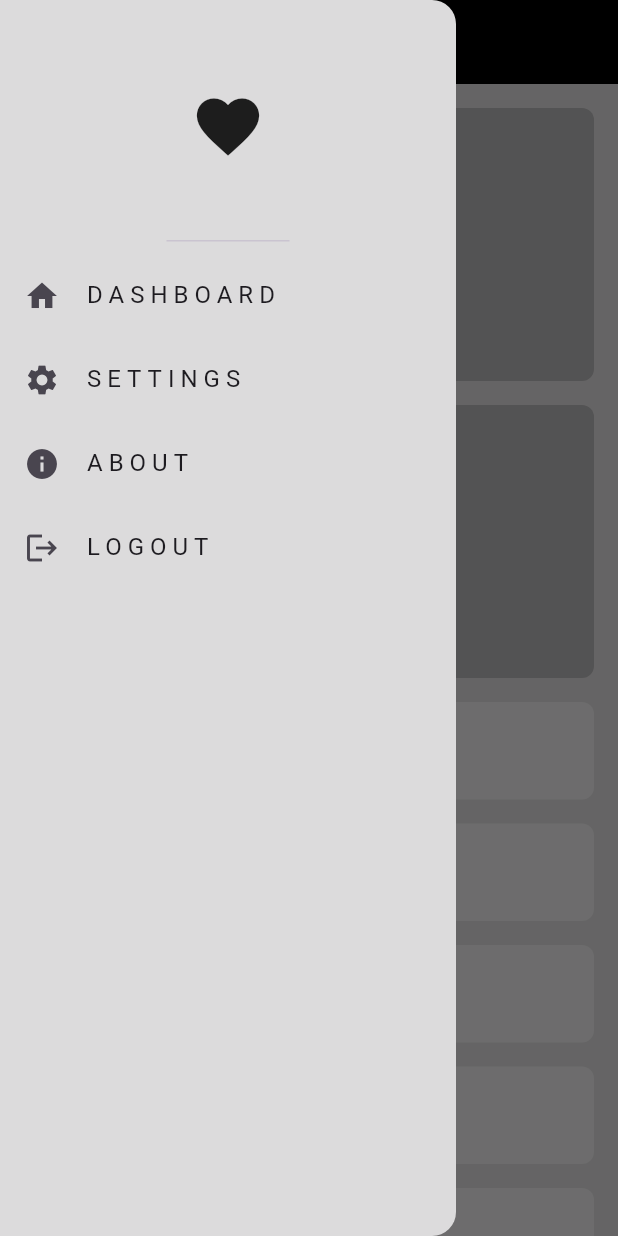
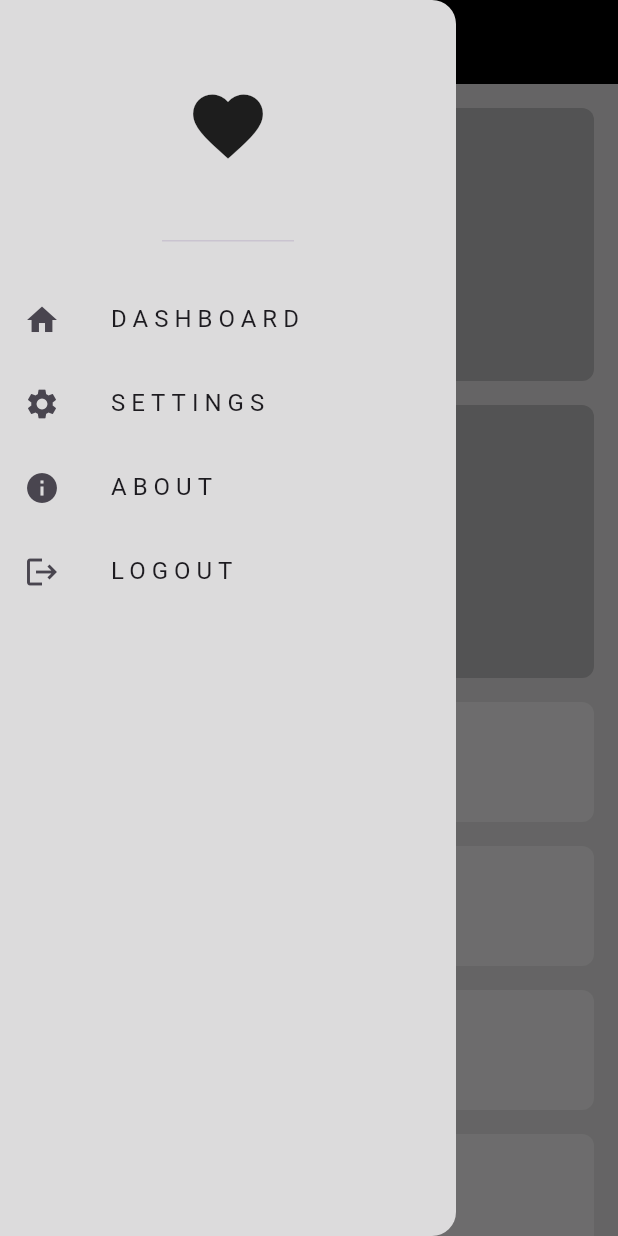
Before and after one commit to KingNarmar/adaptaive_app, a Flutter app: the screen it shows after launch, with the side drawer open, on a phone screen of 412 x 824 dp. Run offline on Flutter 3.47's test engine with Material 3 defaults, Android fonts, the light colour scheme and no system bars.

Commit message:
Video 32 Desktop Layout Part Four

```diff
--- a/lib/screens/widgets/custom_drawer.dart
+++ b/lib/screens/widgets/custom_drawer.dart
@@ -14,8 +14,13 @@ class CustomDrawer extends StatelessWidget {
           DrawerHeader(
             child: Icon(
               Icons.favorite,
-              size: 50,
+              //change icon size
+              size: 56,
             ),
+          ),
+          //add space between the header section and the List
+          SizedBox(
+            height: 16,
           ),
           CustomDrawerItemListView(),
         ],
--- a/lib/screens/widgets/custom_drawer_item.dart
+++ b/lib/screens/widgets/custom_drawer_item.dart
@@ -11,9 +11,13 @@ class CustomDrawerItem extends StatelessWidget {
   Widget build(BuildContext context) {
     return ListTile(
       leading: Icon(customDrawerItemModel.icon),
-      title: Text(
-        customDrawerItemModel.text,
-        style: const TextStyle(letterSpacing: 4),
+      // add padding
+      title: Padding(
+        padding: const EdgeInsets.only(left: 16),
+        child: Text(
+          customDrawerItemModel.text,
+          style: const TextStyle(letterSpacing: 4),
+        ),
       ),
     );
   }
--- a/lib/screens/widgets/custom_item2.dart
+++ b/lib/screens/widgets/custom_item2.dart
@@ -6,7 +6,8 @@ class CustomItem2 extends StatelessWidget {
   @override
   Widget build(BuildContext context) {
     return Container(
-      height: 65,
+      //Change container height
+      height: 80,
       decoration: BoxDecoration(
         borderRadius: BorderRadius.circular(8),
         color: const Color(0xffEDECED),
--- a/lib/screens/widgets/custom_list.dart
+++ b/lib/screens/widgets/custom_list.dart
@@ -8,7 +8,8 @@ class CustomList extends StatelessWidget {
   Widget build(BuildContext context) {
     return SliverToBoxAdapter(
       child: SizedBox(
-        height: 100,
+        //change height
+        height: 180,
         child: ListView.builder(
           itemCount: 15,
           scrollDirection: Axis.horizontal,
--- a/lib/screens/widgets/desktop_layout.dart
+++ b/lib/screens/widgets/desktop_layout.dart
@@ -16,13 +16,20 @@ class DesktopLayout extends StatelessWidget {
         ),
         Expanded(
           flex: 3,
+          //add padding for the tablet layout
           child: Padding(
-            padding: EdgeInsets.symmetric(horizontal: 16,),
+            padding: EdgeInsets.symmetric(
+              horizontal: 16,
+            ),
             child: TabletLayout(),
           ),
         ),
         Expanded(
-          child: CustomDesktopWidget(),
+          //add pading
+          child: Padding(
+            padding: EdgeInsets.only(top: 16),
+            child: CustomDesktopWidget(),
+          ),
         )
       ],
     );
```
